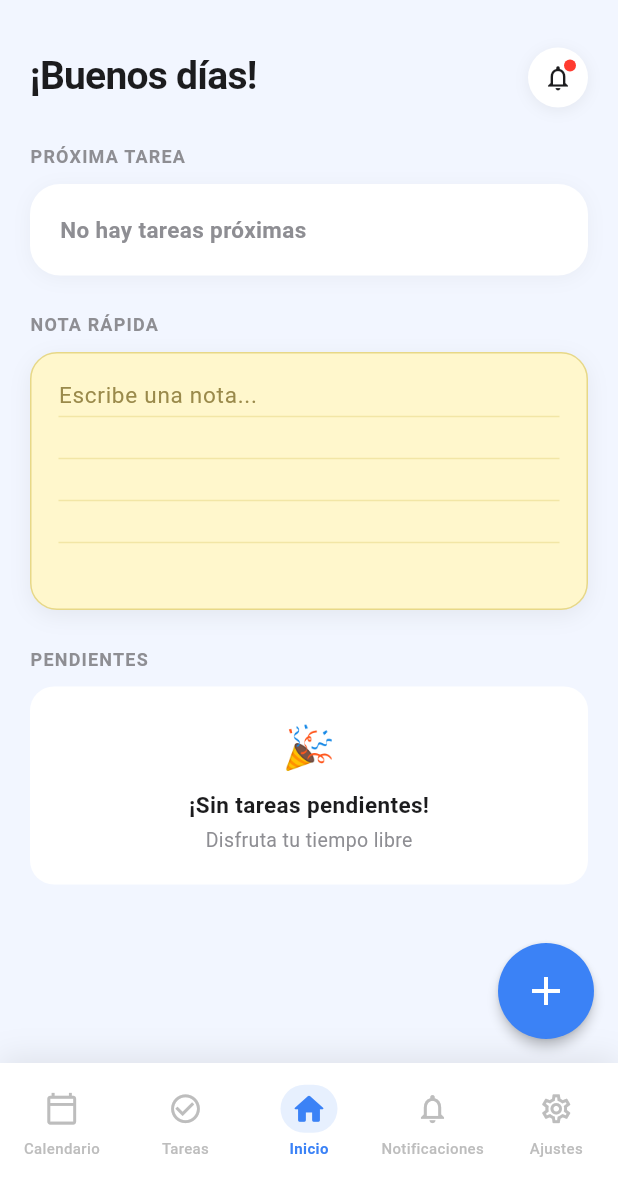
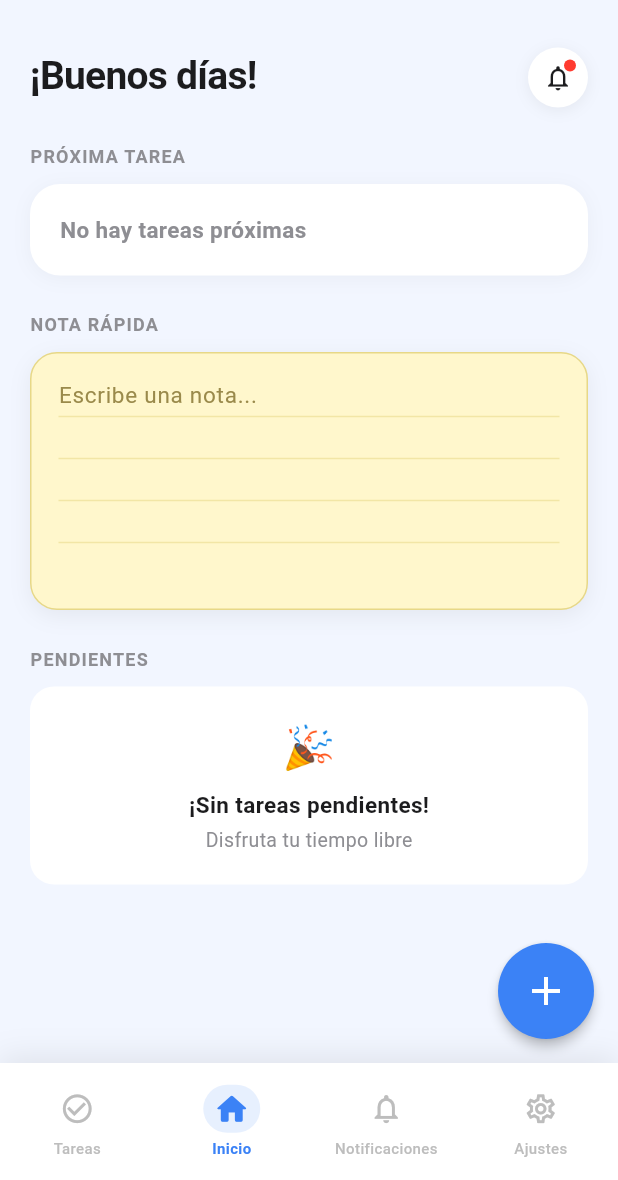
Before and after one commit to demonic-darkness/OptiTime, a Flutter app: the screen it shows after launch, on a phone screen of 412 x 824 dp, the part 56-1236 px from its top. Run offline on Flutter 3.47's test engine with Material 3 defaults, Android fonts, the phone set to English and light mode, and no system bars; our stand-ins replace image_picker, shared_preferences, sqflite; accounts and stored records are empty.

Commit message:
eliminacion del apartado de calendario en la barra de navegacion

```diff
--- a/lib/main.dart
+++ b/lib/main.dart
@@ -116,7 +116,7 @@ class MainNavigator extends StatefulWidget {
 }
 
 class _MainNavigatorState extends State<MainNavigator> {
-  int _selectedIndex = 2; // Inicia en la pestaña "Inicio".
+  int _selectedIndex = 1; // Inicia en la pestaña "Inicio".
   bool _startedNotificationSync = false; // Controla arranque único.
   bool _notificationSyncQueued = false; // Evita sincronizaciones duplicadas.
 
@@ -131,14 +131,13 @@ class _MainNavigatorState extends State<MainNavigator> {
     super.initState();
     // Lista de pantallas que se muestran según el índice seleccionado.
     _screens = [
-      const Placeholder(), // 0 - Calendario (por implementar)
-      const TasksScreen(), // 1 - Tareas
+      const TasksScreen(), // 0 - Tareas
       HomeScreen(
-        onOpenTasks: () => setState(() => _selectedIndex = 1),
-        onOpenNotifications: () => setState(() => _selectedIndex = 3),
-      ), // 2 - Inicio
-      const NotificationsScreen(), // 3 - Notificaciones
-      const SettingsScreen(), // 4 - Ajustes
+        onOpenTasks: () => setState(() => _selectedIndex = 0),
+        onOpenNotifications: () => setState(() => _selectedIndex = 2),
+      ), // 1 - Inicio
+      const NotificationsScreen(), // 2 - Notificaciones
+      const SettingsScreen(), // 3 - Ajustes
     ];
   }
 
@@ -191,14 +190,12 @@ class _MainNavigatorState extends State<MainNavigator> {
     final inactiveColor = darkMode ? const Color(0xFF64748B) : _navInactive;
 
     final icons = [
-      Icons.calendar_today_outlined,
       Icons.check_circle_outline,
       Icons.home_rounded,
       Icons.notifications_outlined,
       Icons.settings_outlined,
     ];
     final labels = [
-      'Calendario',
       'Tareas',
       'Inicio',
       'Notificaciones',
```
